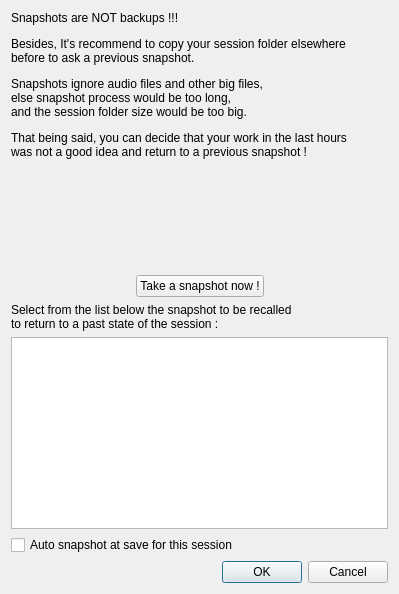
First picture: the form in resources/ui/list_snapshots.ui, repository Houston4444/RaySession, before the edit.
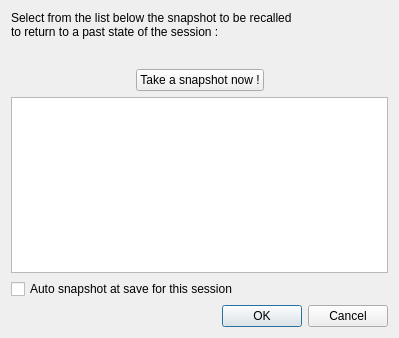
Second picture: the form after the edit. Icons and pictures are not drawn.

Commit message: make a little dialog for snapshots infos

```diff
--- a/resources/ui/list_snapshots.ui
+++ b/resources/ui/list_snapshots.ui
@@ -10,7 +10,7 @@
     <x>0</x>
     <y>0</y>
     <width>399</width>
-    <height>594</height>
+    <height>338</height>
    </rect>
   </property>
   <property name="windowTitle">
@@ -21,9 +21,9 @@
   </property>
   <layout class="QVBoxLayout" name="verticalLayout">
    <item>
-    <widget class="QLabel" name="label_2">
+    <widget class="QLabel" name="label">
      <property name="text">
-      <string>&lt;html&gt;&lt;head/&gt;&lt;body&gt;&lt;p&gt;Snapshots are NOT backups !!!&lt;/p&gt;&lt;p&gt;Besides, It's recommend to copy your session folder elsewhere&lt;br/&gt;before to ask a previous snapshot.&lt;/p&gt;&lt;p&gt;Snapshots ignore audio files and other big files,&lt;br/&gt;else snapshot process would be too long, &lt;br/&gt;and the session folder size would be too big.&lt;/p&gt;&lt;p&gt;That being said, you can decide that your work in the last hours&lt;br/&gt;was not a good idea and return to a previous snapshot !&lt;/p&gt;&lt;/body&gt;&lt;/html&gt;</string>
+      <string>&lt;html&gt;&lt;head/&gt;&lt;body&gt;&lt;p&gt;Select from the list below the snapshot to be recalled&lt;br/&gt;to return to a past state of the session :&lt;/p&gt;&lt;/body&gt;&lt;/html&gt;</string>
      </property>
     </widget>
    </item>
@@ -81,13 +81,6 @@
      </item>
     </layout>
    </item>
-   <item>
-    <widget class="QLabel" name="label">
-     <property name="text">
-      <string>&lt;html&gt;&lt;head/&gt;&lt;body&gt;&lt;p&gt;Select from the list below the snapshot to be recalled&lt;br/&gt;to return to a past state of the session :&lt;/p&gt;&lt;/body&gt;&lt;/html&gt;</string>
-     </property>
-    </widget>
-   </item>
    <item>
     <widget class="QTreeWidget" name="snapshotsList">
      <property name="alternatingRowColors">
```
The commit also changes 7 other files.
